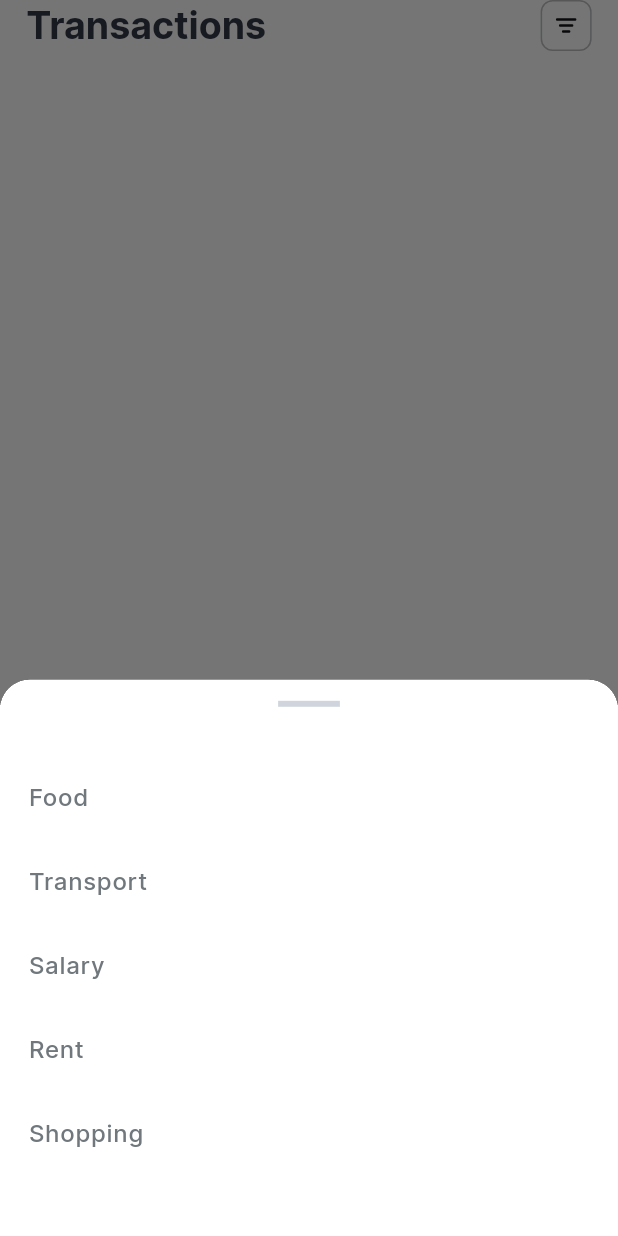
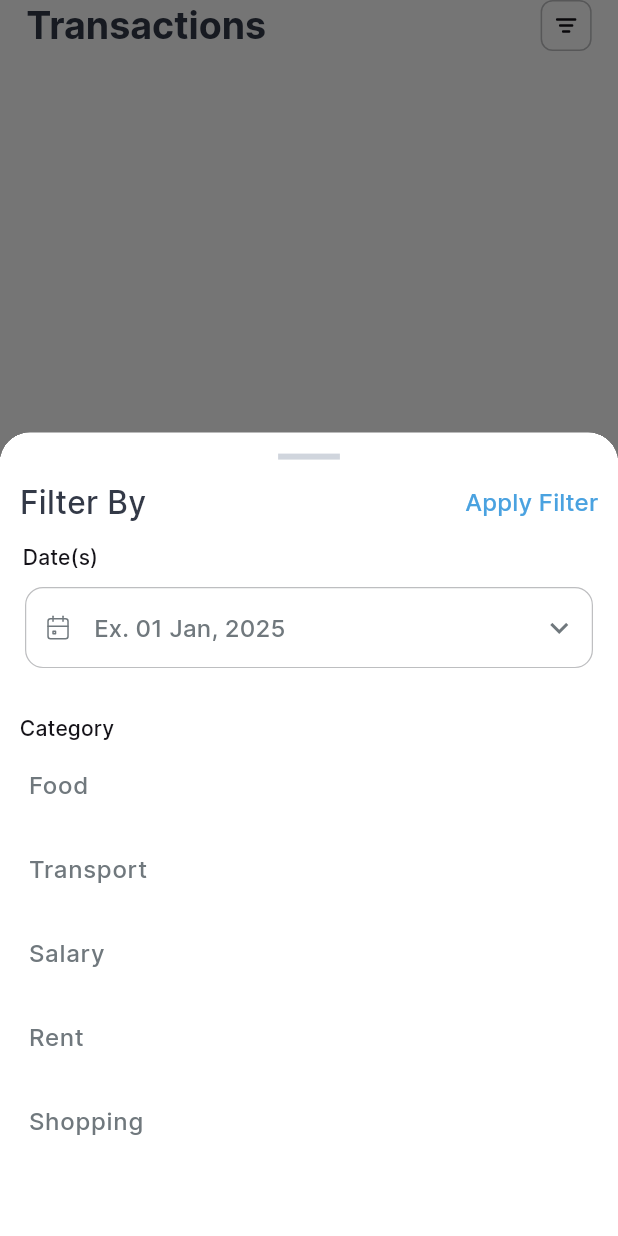
Before and after one commit to atharsajid/Expense-Tracker, a Flutter app: the TransactionView screen opened by its route, after a tap on an icon or button, on a phone screen of 412 x 824 dp. Run offline on Flutter 3.47's test engine with Material 3 defaults, Android fonts, the phone set to English and light mode, and no system bars; our stand-ins replace cached_network_image, flutter_svg, fluttertoast, get, hive_flutter; accounts and stored records are empty.

Commit message:
Created filter bottom sheet with date range selection.

```diff
--- a/lib/constants/app_strings.dart
+++ b/lib/constants/app_strings.dart
@@ -4,4 +4,7 @@ class AppStrings {
   static const String transactions = 'Transactions';
   static const String transactionAddedSuccessfullyMsg = 'Transaction added successfully';
   static const String someThingWentWrongMsg = 'Some thing went wrong!';
+  static const String filterBy = 'Filter By';
+  static const String applyFilter = 'Apply Filter';
+  static const String category = 'Category';
 }
--- a/lib/presentation/transaction/view/transaction_view.dart
+++ b/lib/presentation/transaction/view/transaction_view.dart
@@ -1,3 +1,4 @@
+import 'package:expense_tracker/constants/app_images.dart';
 import 'package:expense_tracker/constants/app_strings.dart';
 import 'package:expense_tracker/domain/models/transaction.dart';
 import 'package:expense_tracker/presentation/home/controller/home_view_controller.dart';
@@ -6,6 +7,8 @@ import 'package:expense_tracker/utilities/app_theme.dart';
 import 'package:expense_tracker/utilities/extensions.dart/num_extensions.dart';
 import 'package:expense_tracker/utilities/size_utils.dart';
 import 'package:expense_tracker/widgets/custom_filter_button.dart';
+import 'package:expense_tracker/widgets/custom_image_view.dart';
+import 'package:expense_tracker/widgets/custom_text_field_widget.dart';
 import 'package:expense_tracker/widgets/custom_transaction_tile_widget.dart';
 import 'package:flutter/material.dart';
 import 'package:get/get.dart';
@@ -81,12 +84,13 @@ class TransactionView extends StatelessWidget {
       isScrollControlled: true,
       builder: (_) {
         return DraggableScrollableSheet(
-          initialChildSize: 0.45,
-          maxChildSize: 0.45,
+          initialChildSize: 0.65,
+          maxChildSize: 0.65,
           expand: false,
           builder: (_, scrollController) {
             return Column(
               mainAxisSize: MainAxisSize.min,
+              crossAxisAlignment: CrossAxisAlignment.start,
               children: [
                 Container(
                   decoration: const BoxDecoration(color: AppTheme.lightColor),
@@ -103,7 +107,60 @@ class TransactionView extends StatelessWidget {
                     ],
                   ),
                 ),
-                const SizedBox(height: 18),
+                Padding(
+                  padding: getPadding(left: 12, right: 12),
+                  child: Row(mainAxisAlignment: MainAxisAlignment.spaceBetween, children: [
+                    Text(
+                      AppStrings.filterBy,
+                      style: AppTheme.customFontStyle(
+                        color: AppTheme.lynch900,
+                        fontWeight: FontWeight.w500,
+                        fontSize: getFontSize(20),
+                      ),
+                    ),
+                    InkWell(
+                      onTap: () {},
+                      child: Text(
+                        AppStrings.applyFilter,
+                        style: Theme.of(context).textTheme.titleMedium?.copyWith(
+                              color: AppTheme.primaryColor,
+                            ),
+                      ),
+                    ),
+                  ]),
+                ),
+                12.verticalSpace,
+                GetBuilder(
+                    init: controller,
+                    id: "date",
+                    builder: (_) {
+                      return Padding(
+                        padding: getPadding(left: 12, right: 12),
+                        child: CustomTextFieldWidget(
+                          controller: controller.filterDateController,
+                          isEnabled: false,
+                          upperLabel: "Date(s)".tr,
+                          hintValue: "Ex. 01 Jan, 2025".tr,
+                          prefixText: Padding(
+                            padding: const EdgeInsets.only(left: 12),
+                            child: CustomImageView(
+                              svgPath: AppImages.calendarSvg,
+                              color: AppTheme.greyColor,
+                            ),
+                          ),
+                          suffixIcon: Icons.keyboard_arrow_down,
+                          onTap: () async => await controller.onDateSelect(context),
+                        ),
+                      );
+                    }),
+                18.verticalSpace,
+                Padding(
+                  padding: getPadding(left: 12),
+                  child: Text(
+                    AppStrings.category,
+                    style: Theme.of(context).textTheme.titleSmall!.copyWith(color: AppTheme.darkColor),
+                  ),
+                ),
                 Expanded(
                     child: Visibility(
                   child: ListView.builder(
```
Also changed, not shown: lib/presentation/transaction/controller/transaction_controller.dart (+19 -0 lines), lib/utilities/app_helper.dart (+65 -0 lines).
